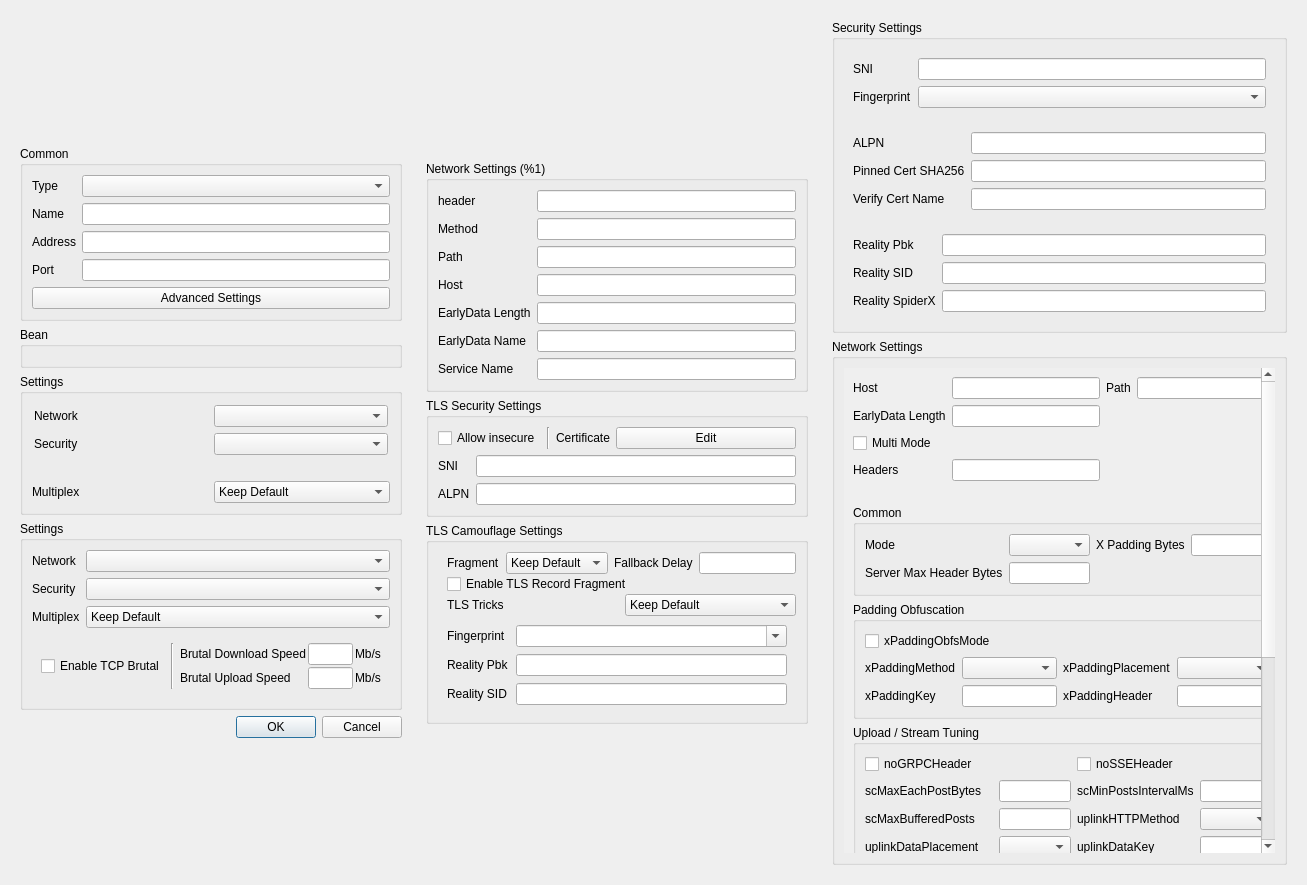
Before: the Qt Designer form include/ui/profile/dialog_edit_profile.ui in throneproj/Throne, drawn with Qt 5.
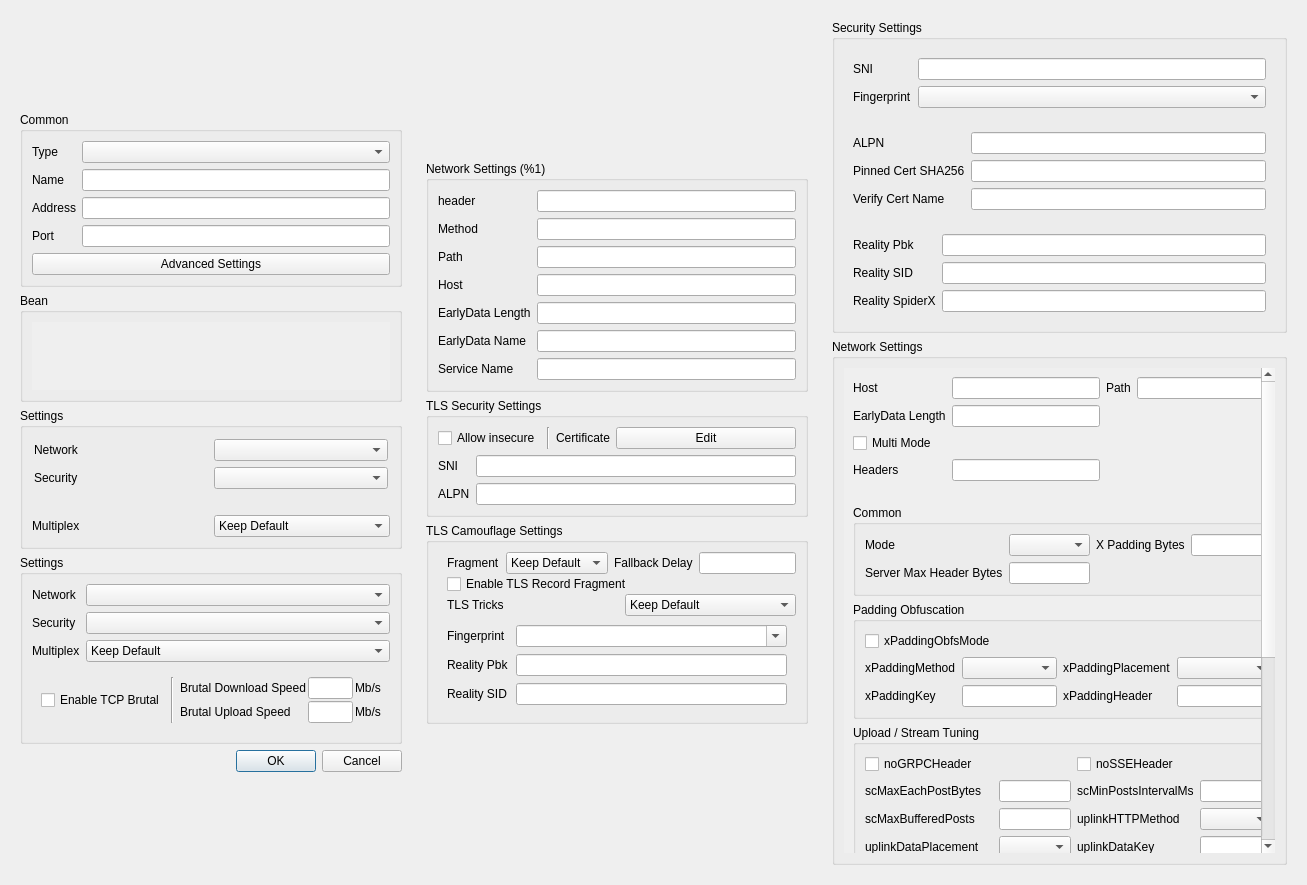
After: the same form once the commit is applied. Custom widgets are drawn as their Qt base class.

Commit message: Keep the profile editor's OK/Cancel reachable on small screens

What changed in the file:
```diff
--- a/include/ui/profile/dialog_edit_profile.ui
+++ b/include/ui/profile/dialog_edit_profile.ui
@@ -123,7 +123,18 @@
         </property>
         <layout class="QVBoxLayout" name="verticalLayout_4">
          <item>
-          <widget class="QWidget" name="fake" native="true"/>
+          <widget class="ContentSizedScrollArea" name="bean_scroll">
+           <property name="focusPolicy">
+            <enum>Qt::FocusPolicy::NoFocus</enum>
+           </property>
+           <property name="frameShape">
+            <enum>QFrame::Shape::NoFrame</enum>
+           </property>
+           <property name="widgetResizable">
+            <bool>true</bool>
+           </property>
+           <widget class="QWidget" name="fake" native="true"/>
+          </widget>
          </item>
         </layout>
        </widget>
@@ -1513,6 +1524,11 @@
   </layout>
  </widget>
  <customwidgets>
+  <customwidget>
+   <class>ContentSizedScrollArea</class>
+   <extends>QScrollArea</extends>
+   <header>include/ui/utils/ContentSizedScrollArea.h</header>
+  </customwidget>
   <customwidget>
    <class>MyLineEdit</class>
    <extends>QLineEdit</extends>
```
The commit also changes 3 other files.
